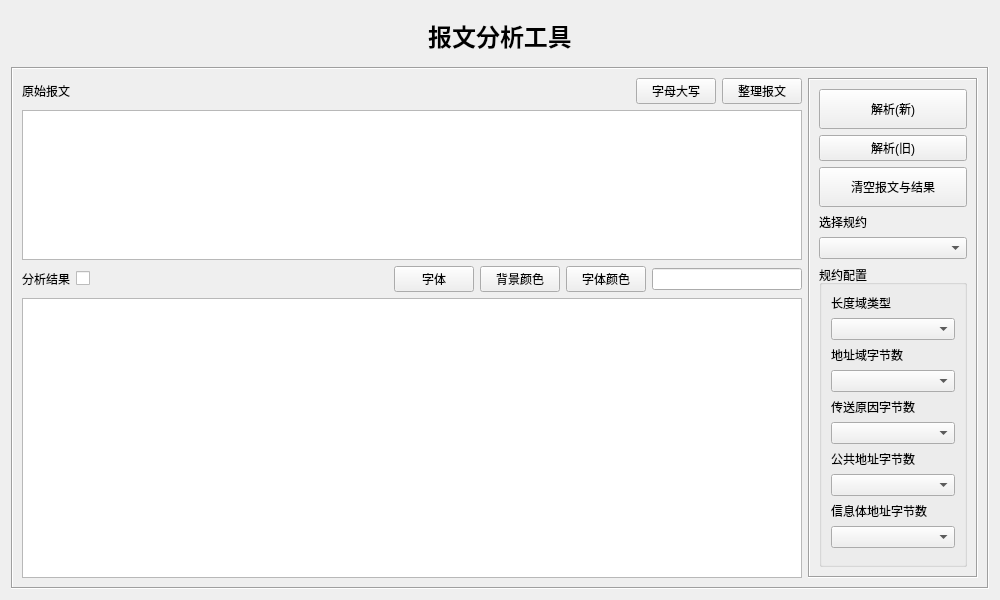
whx110123/nettool, file src/form/frmanalysis.ui: the form before one commit.
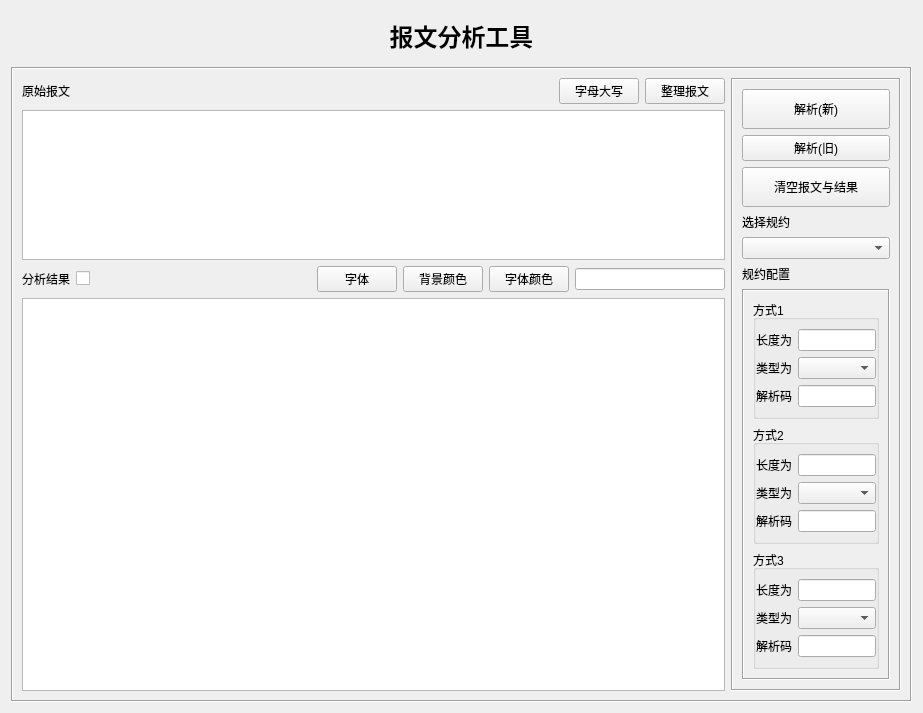
The form after the commit.

```diff
--- a/src/form/frmanalysis.ui
+++ b/src/form/frmanalysis.ui
@@ -6,8 +6,8 @@
    <rect>
     <x>0</x>
     <y>0</y>
-    <width>1000</width>
-    <height>600</height>
+    <width>923</width>
+    <height>647</height>
    </rect>
   </property>
   <property name="windowTitle">
@@ -114,7 +114,7 @@
         <property name="frameShadow">
          <enum>QFrame::Sunken</enum>
         </property>
-        <layout class="QVBoxLayout" name="verticalLayout_3">
+        <layout class="QVBoxLayout" name="verticalLayout">
          <item>
           <widget class="QPushButton" name="pushButton_Analysis">
            <property name="minimumSize">
@@ -183,11 +183,31 @@
           <widget class="QComboBox" name="protocolcbox"/>
          </item>
          <item>
-          <widget class="QGroupBox" name="groupBox">
-           <property name="title">
+          <widget class="QLabel" name="label_10">
+           <property name="maximumSize">
+            <size>
+             <width>16777215</width>
+             <height>20</height>
+            </size>
+           </property>
+           <property name="text">
             <string>规约配置</string>
            </property>
-           <layout class="QVBoxLayout" name="verticalLayout">
+          </widget>
+         </item>
+         <item>
+          <widget class="QStackedWidget" name="stackedWidget_protocol">
+           <property name="frameShape">
+            <enum>QFrame::Box</enum>
+           </property>
+           <property name="frameShadow">
+            <enum>QFrame::Sunken</enum>
+           </property>
+           <property name="currentIndex">
+            <number>1</number>
+           </property>
+           <widget class="QWidget" name="page">
+            <layout class="QVBoxLayout" name="verticalLayout_3">
             <item>
              <widget class="QLabel" name="label_8">
               <property name="text">
@@ -258,12 +278,152 @@
               <property name="sizeHint" stdset="0">
                <size>
                 <width>20</width>
-                <height>179</height>
+                 <height>49</height>
                </size>
               </property>
              </spacer>
             </item>
            </layout>
+           </widget>
+           <widget class="QWidget" name="page_2">
+            <layout class="QVBoxLayout" name="verticalLayout_4">
+             <item>
+              <widget class="QGroupBox" name="groupBox">
+               <property name="title">
+                <string>方式1</string>
+               </property>
+               <layout class="QGridLayout" name="gridLayout_2">
+                <property name="leftMargin">
+                 <number>0</number>
+                </property>
+                <property name="rightMargin">
+                 <number>0</number>
+                </property>
+                <item row="0" column="0">
+                 <widget class="QLabel" name="label_11">
+                  <property name="text">
+                   <string>长度为</string>
+                  </property>
+                 </widget>
+                </item>
+                <item row="0" column="1">
+                 <widget class="QLineEdit" name="lineEdit1_modbuslen"/>
+                </item>
+                <item row="1" column="0">
+                 <widget class="QLabel" name="label_12">
+                  <property name="text">
+                   <string>类型为</string>
+                  </property>
+                 </widget>
+                </item>
+                <item row="1" column="1">
+                 <widget class="QComboBox" name="comboBox1_modbus"/>
+                </item>
+                <item row="2" column="0">
+                 <widget class="QLabel" name="label_17">
+                  <property name="text">
+                   <string>解析码</string>
+                  </property>
+                 </widget>
+                </item>
+                <item row="2" column="1">
+                 <widget class="QLineEdit" name="lineEdit1_modbusanalysis"/>
+                </item>
+               </layout>
+              </widget>
+             </item>
+             <item>
+              <widget class="QGroupBox" name="groupBox_2">
+               <property name="title">
+                <string>方式2</string>
+               </property>
+               <layout class="QGridLayout" name="gridLayout_3">
+                <property name="leftMargin">
+                 <number>0</number>
+                </property>
+                <property name="rightMargin">
+                 <number>0</number>
+                </property>
+                <item row="0" column="0">
+                 <widget class="QLabel" name="label_13">
+                  <property name="text">
+                   <string>长度为</string>
+                  </property>
+                 </widget>
+                </item>
+                <item row="0" column="1">
+                 <widget class="QLineEdit" name="lineEdit2_modbuslen"/>
+                </item>
+                <item row="1" column="0">
+                 <widget class="QLabel" name="label_14">
+                  <property name="text">
+                   <string>类型为</string>
+                  </property>
+                 </widget>
+                </item>
+                <item row="1" column="1">
+                 <widget class="QComboBox" name="comboBox2_modbus"/>
+                </item>
+                <item row="2" column="0">
+                 <widget class="QLabel" name="label_18">
+                  <property name="text">
+                   <string>解析码</string>
+                  </property>
+                 </widget>
+                </item>
+                <item row="2" column="1">
+                 <widget class="QLineEdit" name="lineEdit2_modbusanalysis"/>
+                </item>
+               </layout>
+              </widget>
+             </item>
+             <item>
+              <widget class="QGroupBox" name="groupBox_3">
+               <property name="title">
+                <string>方式3</string>
+               </property>
+               <layout class="QGridLayout" name="gridLayout_4">
+                <property name="leftMargin">
+                 <number>0</number>
+                </property>
+                <property name="rightMargin">
+                 <number>0</number>
+                </property>
+                <item row="0" column="0">
+                 <widget class="QLabel" name="label_15">
+                  <property name="text">
+                   <string>长度为</string>
+                  </property>
+                 </widget>
+                </item>
+                <item row="0" column="1">
+                 <widget class="QLineEdit" name="lineEdit3_modbuslen"/>
+                </item>
+                <item row="1" column="0">
+                 <widget class="QLabel" name="label_16">
+                  <property name="text">
+                   <string>类型为</string>
+                  </property>
+                 </widget>
+                </item>
+                <item row="1" column="1">
+                 <widget class="QComboBox" name="comboBox3_modbus"/>
+                </item>
+                <item row="2" column="0">
+                 <widget class="QLabel" name="label_19">
+                  <property name="text">
+                   <string>解析码</string>
+                  </property>
+                 </widget>
+                </item>
+                <item row="2" column="1">
+                 <widget class="QLineEdit" name="lineEdit3_modbusanalysis"/>
+                </item>
+               </layout>
+              </widget>
+             </item>
+            </layout>
+           </widget>
           </widget>
          </item>
         </layout>
```
Lines whose indentation alone changed are shown as unchanged.
